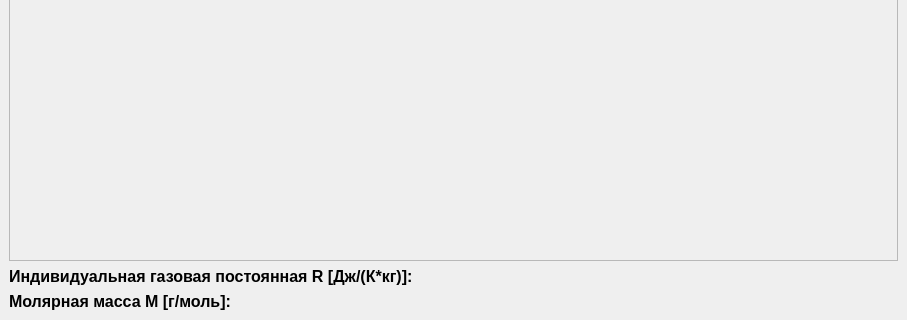
First picture: the form in ui/base_qt_ui/ui_main_window.ui, repository I-m-good-man/Gas-calculator, before the edit; both pictures show x 0 to 907 and y 186 to 506 of the 907 by 506 pixel window.
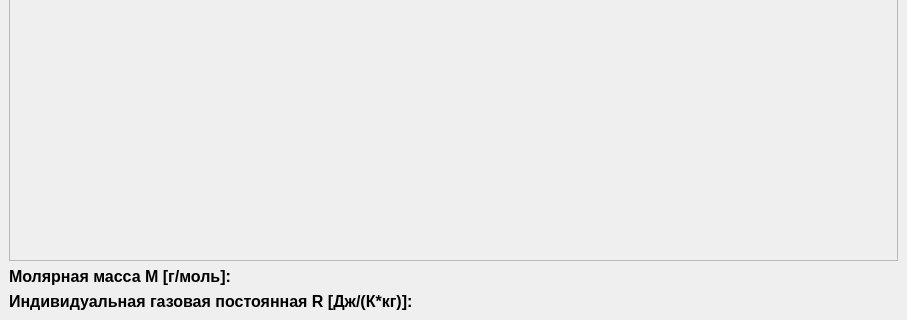
Second picture: the form after the edit.

Commit message: Change places R and M results

What changed in the file:
```diff
--- a/ui/base_qt_ui/ui_main_window.ui
+++ b/ui/base_qt_ui/ui_main_window.ui
@@ -175,7 +175,7 @@
        </widget>
       </item>
       <item>
-       <widget class="QLabel" name="R_result_label">
+       <widget class="QLabel" name="M_result_label">
         <property name="font">
          <font>
           <pointsize>12</pointsize>
@@ -183,12 +183,12 @@
          </font>
         </property>
         <property name="text">
-         <string>Индивидуальная газовая постоянная R [Дж/(К*кг)]: </string>
+         <string>Молярная масса M [г/моль]: </string>
         </property>
        </widget>
       </item>
       <item>
-       <widget class="QLabel" name="M_result_label">
+       <widget class="QLabel" name="R_result_label">
         <property name="font">
          <font>
           <pointsize>12</pointsize>
@@ -196,7 +196,7 @@
          </font>
         </property>
         <property name="text">
-         <string>Молярная масса M [г/моль]: </string>
+         <string>Индивидуальная газовая постоянная R [Дж/(К*кг)]: </string>
         </property>
        </widget>
       </item>
```
The commit also changes 1 other file.
